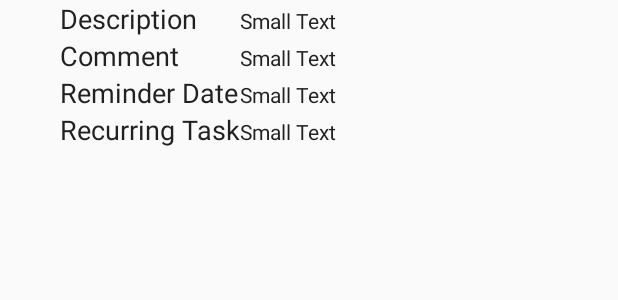
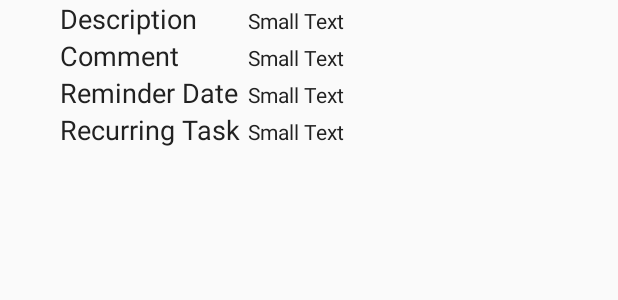
Before and after one commit to nimilp/MyTasks, an Android app: the layout task_children.xml on its own in the app's theme, with its tools: preview values and no code run, on a phone screen of 412 x 824 dp. Shown: the top 300 px of the screen. Run offline under Robolectric (Android 15) with nearby library versions, the phone set to English and light mode, and no system bars.

```diff
--- a/app/src/main/java/com/mytasks/bo/TaskBO.java
+++ b/app/src/main/java/com/mytasks/bo/TaskBO.java
@@ -60,10 +60,10 @@ public class TaskBO {
 
     public Date getDateVal(){
         try {
-            Log.d("any",date.toString()+"-"+name+"-"+format.parse(date));
+           // Log.d("any",date.toString()+"-"+name+"-"+format.parse(date));
             return format.parse(date);
         }catch(ParseException e){
-            e.printStackTrace();
+           Log.e("TaskBO",e.getMessage());
         }
         return null;
     }
--- a/app/src/main/res/layout/task_children.xml
+++ b/app/src/main/res/layout/task_children.xml
@@ -70,7 +70,8 @@
                 android:layout_height="wrap_content"
                 android:textAppearance="?android:attr/textAppearanceMedium"
                 android:text="@string/recurring"
-                android:id="@+id/recurLbl" />
+                android:id="@+id/recurLbl"
+                android:paddingRight="5dp"/>
 
             <TextView
                 android:layout_width="wrap_content"
@@ -90,7 +91,8 @@
             android:layout_height="wrap_content"
             android:textAppearance="?android:attr/textAppearanceMedium"
             android:text="@string/task_remind_days"
-            android:id="@+id/daysLbl" />
+            android:id="@+id/daysLbl"
+            android:paddingRight="5dp"/>
 
         <TextView
             android:layout_width="wrap_content"
```
Also changed, not shown: app/src/main/java/com/mytasks/MyTasksReceiver.java (+50 -23 lines).
